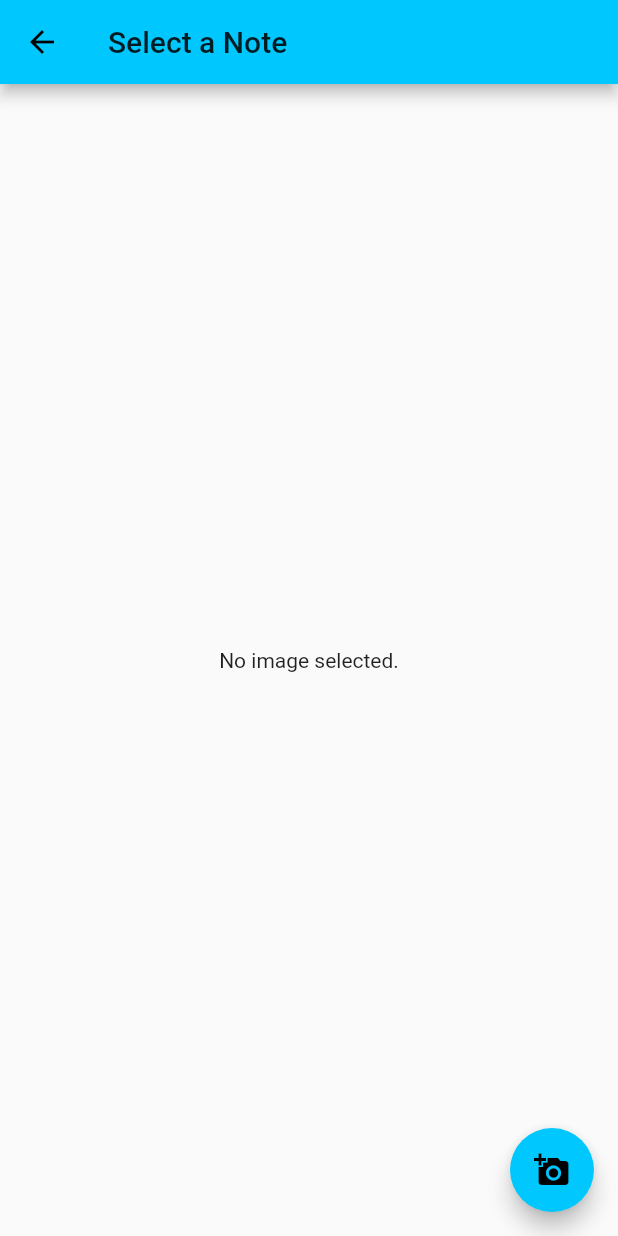
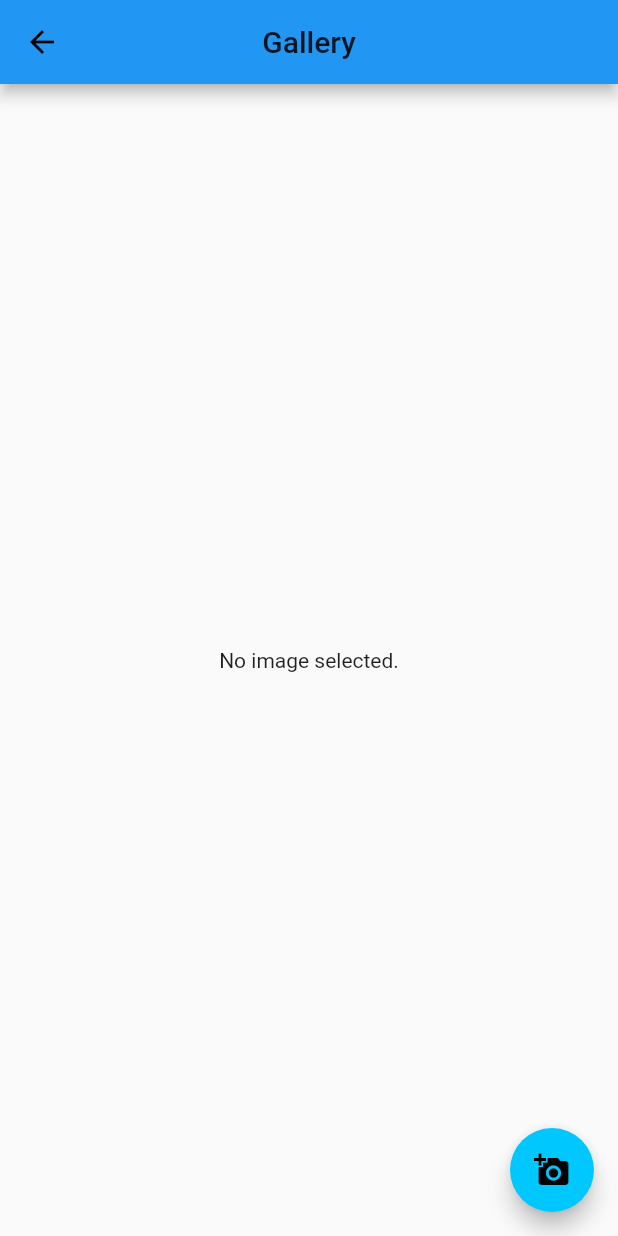
Before and after one commit to AldaronLau/NoteScout, a Flutter app: the Gallery screen opened directly, on a phone screen of 412 x 824 dp. Run offline on Flutter 3.47's test engine with Material 2 defaults, Android fonts, the phone set to English and light mode, and no system bars; our stand-ins replace file_picker, fluttertoast, image_picker, permission_handler.

Commit message:
Edited some persmissiosions stuff

```diff
--- a/lib/gallery.dart
+++ b/lib/gallery.dart
@@ -24,9 +24,11 @@ class _GalleryState extends State<Gallery> {
   @override
   Widget build(BuildContext context) {
     return new Scaffold(
-      appBar: new AppBar(
-        title: new Text('Select a Note'),
-      ),
+        appBar: AppBar(
+          title: Text("Gallery"),
+          centerTitle: true,
+          backgroundColor: Colors.blue,
+        ),
       body: new Center(
         child: _image == null
             ? new Text('No image selected.')
--- a/lib/permission.dart
+++ b/lib/permission.dart
@@ -69,6 +69,11 @@ class permission extends State<Perpart> {
   @override
   Widget build(BuildContext context) {
         return Scaffold(
+            appBar: AppBar(
+            title: Text("Permissions"),
+    centerTitle: true,
+    backgroundColor: Colors.blue,
+            ),
             body:  Stack(children: <Widget>[(
             Align(
                 alignment: Alignment.centerLeft,
--- a/pubspec.yaml
+++ b/pubspec.yaml
@@ -35,6 +35,8 @@ dependencies:
   http: ^0.12.1
   permission_handler: ^3.0.1
   shared_preferences: ^0.5.0
+  flutter_sound: ^6.4.7+1
+
 
 dev_dependencies:
   flutter_launcher_icons: "^0.7.2+1"
```
Also changed, not shown: lib/camera.dart (+6 -3 lines), lib/uploader.dart (+2 -39 lines), pubspec.lock, 1 other file.
